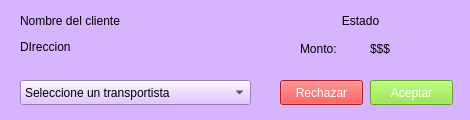
Above: solicitudwidget.ui from barreto-exe/Delivender before the change. Below: the same form after it.
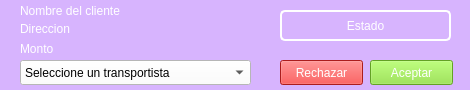
That is the form after the change.

```diff
--- a/solicitudwidget.ui
+++ b/solicitudwidget.ui
@@ -7,20 +7,20 @@
     <x>0</x>
     <y>0</y>
     <width>470</width>
-    <height>120</height>
+    <height>90</height>
    </rect>
   </property>
   <property name="windowTitle">
    <string>Form</string>
   </property>
   <property name="styleSheet">
-   <string notr="true">background-color: rgb(215, 180, 254);</string>
+   <string notr="true"/>
   </property>
   <widget class="QPushButton" name="btnRechazar">
    <property name="geometry">
     <rect>
      <x>280</x>
-     <y>80</y>
+     <y>60</y>
      <width>83</width>
      <height>25</height>
     </rect>
@@ -37,7 +37,7 @@
    <property name="geometry">
     <rect>
      <x>370</x>
-     <y>80</y>
+     <y>60</y>
      <width>83</width>
      <height>25</height>
     </rect>
@@ -54,13 +54,14 @@
    <property name="geometry">
     <rect>
      <x>20</x>
-     <y>10</y>
-     <width>211</width>
+     <y>0</y>
+     <width>421</width>
      <height>21</height>
     </rect>
    </property>
    <property name="styleSheet">
-    <string notr="true">font: 75 14pt &quot;Quicksand Medium&quot;;</string>
+    <string notr="true">font: 75 12pt &quot;Quicksand Medium&quot;;
+color: rgb(255, 255, 255);</string>
    </property>
    <property name="text">
     <string>Nombre del cliente</string>
@@ -70,13 +71,16 @@
    <property name="geometry">
     <rect>
      <x>20</x>
-     <y>40</y>
-     <width>251</width>
-     <height>21</height>
+     <y>22</y>
+     <width>261</width>
+     <height>16</height>
     </rect>
    </property>
+   <property name="styleSheet">
+    <string notr="true">color: rgb(255, 255, 255);</string>
+   </property>
    <property name="text">
-    <string>DIreccion</string>
+    <string>Direccion</string>
    </property>
    <property name="alignment">
     <set>Qt::AlignLeading|Qt::AlignLeft|Qt::AlignTop</set>
@@ -89,13 +93,14 @@
    <property name="geometry">
     <rect>
      <x>20</x>
-     <y>80</y>
+     <y>60</y>
      <width>231</width>
      <height>25</height>
     </rect>
    </property>
    <property name="styleSheet">
-    <string notr="true">color: rgb(0, 0, 0);</string>
+    <string notr="true">color: rgb(0, 0, 0);
+background-color: rgb(255, 255, 255);</string>
    </property>
    <item>
     <property name="text">
@@ -106,14 +111,17 @@
   <widget class="QLabel" name="estatus">
    <property name="geometry">
     <rect>
-     <x>300</x>
+     <x>280</x>
      <y>10</y>
-     <width>121</width>
-     <height>21</height>
+     <width>171</width>
+     <height>31</height>
     </rect>
    </property>
    <property name="styleSheet">
-    <string notr="true">font: 75 12pt &quot;Quicksand Medium&quot;;</string>
+    <string notr="true">font: 75 12pt &quot;Quicksand Medium&quot;;
+border: 2px solid white;
+border-radius: 5px;
+color: rgb(255, 255, 255);</string>
    </property>
    <property name="text">
     <string>Estado</string>
@@ -125,30 +133,20 @@
     <bool>false</bool>
    </property>
   </widget>
-  <widget class="QLabel" name="label">
-   <property name="geometry">
-    <rect>
-     <x>300</x>
-     <y>40</y>
-     <width>64</width>
-     <height>17</height>
-    </rect>
-   </property>
-   <property name="text">
-    <string>Monto:</string>
-   </property>
-  </widget>
   <widget class="QLabel" name="monto">
    <property name="geometry">
     <rect>
-     <x>370</x>
+     <x>20</x>
      <y>40</y>
      <width>91</width>
      <height>17</height>
     </rect>
    </property>
+   <property name="styleSheet">
+    <string notr="true">color: rgb(255, 255, 255);</string>
+   </property>
    <property name="text">
-    <string>$$$</string>
+    <string>Monto</string>
    </property>
   </widget>
   <widget class="QLabel" name="label_2">
@@ -156,10 +154,13 @@
     <rect>
      <x>0</x>
      <y>0</y>
-     <width>471</width>
-     <height>121</height>
+     <width>470</width>
+     <height>100</height>
     </rect>
    </property>
+   <property name="styleSheet">
+    <string notr="true">background-color: rgb(215, 180, 254);</string>
+   </property>
    <property name="text">
     <string/>
    </property>
```
Left out of the diff: 1 changed line with no effect on the pictures.
